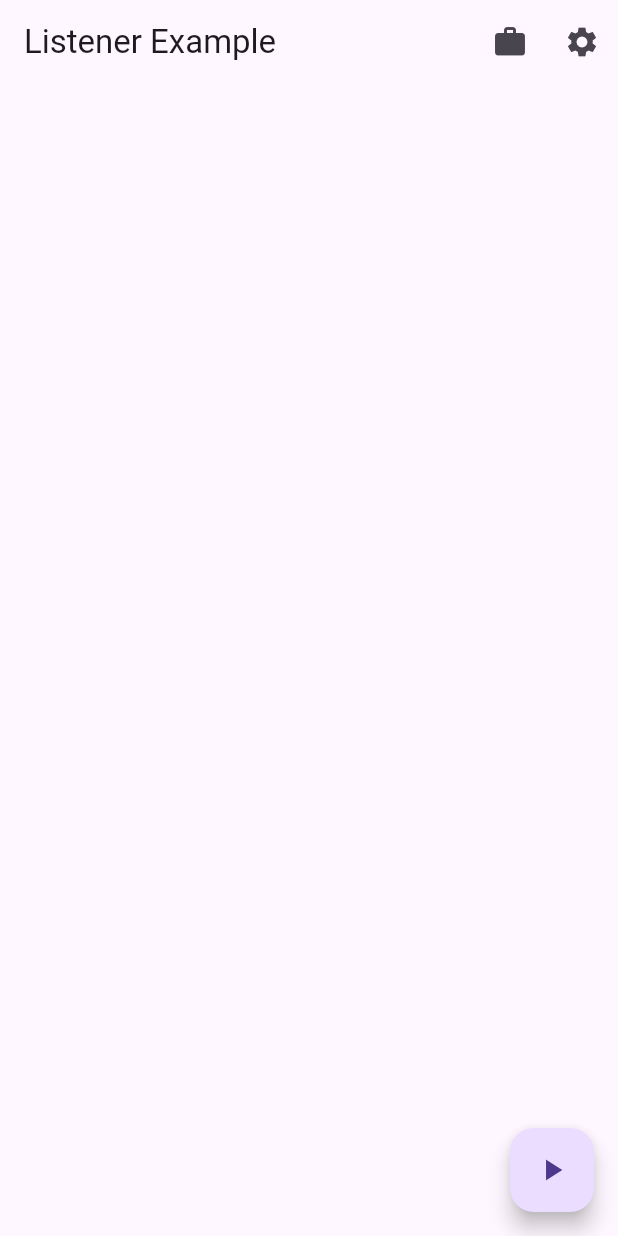
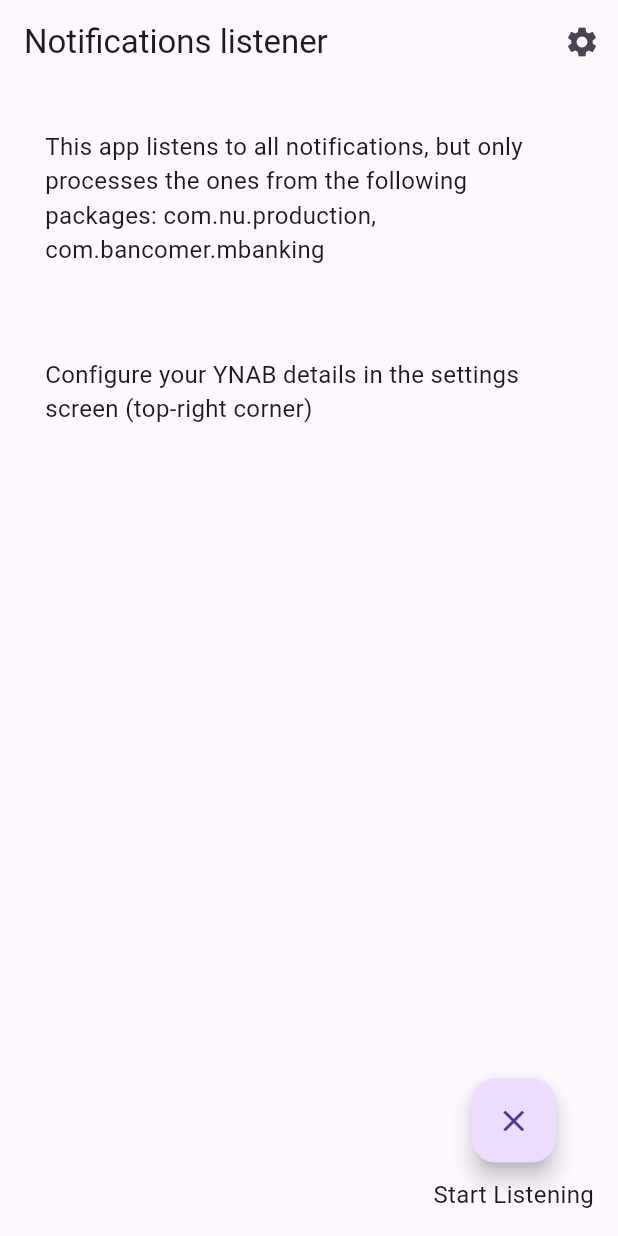
Before and after one commit to davidojedalopez/notifications_to_ynab, a Flutter app: the screen it shows after launch, on a phone screen of 412 x 824 dp. Run offline on Flutter 3.47's test engine with Material 3 defaults, Android fonts, the phone set to English and light mode, and no system bars; our stand-ins replace recase, shared_preferences, tuple; missing offline and left inert: flutter_notification_listener.

Commit message:
Many changes

```diff
--- a/lib/main.dart
+++ b/lib/main.dart
@@ -1,4 +1,3 @@
-import 'dart:io' as io;
 import 'dart:isolate';
 import 'dart:ui';
 import 'dart:convert';
@@ -14,10 +13,12 @@ import 'configuration_screen.dart';
 import 'globals.dart' as global;
 
 void main() {
-  runApp(MyApp());
+  runApp(const MyApp());
 }
 
 class MyApp extends StatefulWidget {
+  const MyApp({super.key});
+
   @override
   _MyAppState createState() => _MyAppState();
 }
@@ -56,6 +57,9 @@ class _NotificationsLogState extends State<NotificationsLog> {
   void initState() {
     initPlatformState();
     super.initState();
+    if (!started) {
+      startListening();
+    }
   }
 
   // we must use static method, to handle in background
@@ -91,34 +95,26 @@ class _NotificationsLogState extends State<NotificationsLog> {
   void onData(NotificationEvent event) async {
     bool shouldProcess = shouldProcessNotification(event);
 
-    final id = await insertNotification(event, shouldProcess);
-    print("INSERTED NOTIFICATION ID $id");
-
     if (shouldProcess) {
       _processableNotifications.add(event);
 
-      processNotification(event, id);
+      processNotification(event);
     }
 
     setState(() {
       _log.add(event);
     });
-
-    print("**************");
-    print(event.toString());
   }
 
   bool shouldProcessNotification(NotificationEvent event) =>
       _processablePackages.contains(event.packageName);
 
   void startListening() async {
-    print("start listening");
     setState(() {
       _loading = true;
     });
     var hasPermission = (await NotificationsListener.hasPermission) ?? false;
     if (!hasPermission) {
-      print("no permission, so open settings");
       NotificationsListener.openPermissionSettings();
       return;
     }
@@ -127,9 +123,7 @@ class _NotificationsLogState extends State<NotificationsLog> {
 
     if (!isRunning) {
       await NotificationsListener.startService(
-          foreground: true,
-          title: "Listener Running",
-          description: "Welcome to having me");
+          foreground: true, title: "Listener running", description: "Yei!");
     }
 
     setState(() {
@@ -157,12 +151,12 @@ class _NotificationsLogState extends State<NotificationsLog> {
   Widget build(BuildContext context) {
     return Scaffold(
       appBar: AppBar(
-        title: Text('Listener Example'),
+        title: Text('Notifications listener'),
         actions: <Widget>[
-          IconButton(
+          /* IconButton(
               onPressed: () {
                 /* Nu */
-                /* NotificationEvent mockNotification = newEvent({
+                NotificationEvent mockNotification = newEvent({
                   "title": 'Compra aprobada por \$155.00',
                   "text":
                       'Compraste en ALTURA PADEL CLUB con tu tarjeta por \$155.00',
@@ -176,10 +170,10 @@ class _NotificationsLogState extends State<NotificationsLog> {
                   "key": "0|com.google.android.as|123|null|10168",
                   "timestamp": 1715641845543,
                   "hasLargeIcon": false
-                }); */
+                });
 
                 /* BBVA */
-                NotificationEvent mockNotification = newEvent({
+                /* NotificationEvent mockNotification = newEvent({
                   "title": 'Compra en',
                   "text": 'COMPRA TDC EN JAPAC MU \$276.00 15 mayo 02:19h',
                   "package_name": "com.bancomer.mbanking",
@@ -192,22 +186,41 @@ class _NotificationsLogState extends State<NotificationsLog> {
                   "key": "0|com.google.android.as|123|null|10168",
                   "timestamp": 1715641845543,
                   "hasLargeIcon": false
-                });
+                }); */
 
                 onData(mockNotification);
               },
-              icon: const Icon(Icons.work)),
+              icon: const Icon(Icons.work)) ,*/
           IconButton(
             icon: const Icon(Icons.settings),
             onPressed: () {
-              Navigator.pushNamed(context,
-                  '/configuration'); // Navigate to the configuration screen when the settings icon is pressed
+              Navigator.pushNamed(context, '/configuration');
             },
           ),
         ],
       ),
       body: Column(
         children: [
+          Container(
+            margin: const EdgeInsets.all(30.0),
+            child: Text(
+              'This app listens to all notifications, but only processes the ones from the following packages: ${_processablePackages.join(", ")}',
+              style: TextStyle(fontSize: 16),
+              textAlign: TextAlign.left,
+            ),
+          ),
+          Column(
+            children: <Widget>[
+              Container(
+                margin: const EdgeInsets.all(30.0),
+                child: Text(
+                  'Configure your YNAB details in the settings screen (top-right corner)',
+                  style: TextStyle(fontSize: 16),
+                  textAlign: TextAlign.left,
+                ),
+              ),
+            ],
+          ),
           Expanded(
             child: Center(
               child: ListView.builder(
@@ -239,12 +252,22 @@ class _NotificationsLogState extends State<NotificationsLog> {
           )
         ],
       ),
-      floatingActionButton: FloatingActionButton(
-        onPressed: started ? stopListening : startListening,
-        tooltip: 'Start/Stop sensing',
-        child: _loading
-            ? Icon(Icons.close)
-            : (started ? Icon(Icons.stop) : Icon(Icons.play_arrow)),
+      floatingActionButton: Column(
+        mainAxisSize: MainAxisSize.min,
+        children: <Widget>[
+          FloatingActionButton(
+            onPressed: started ? stopListening : startListening,
+            tooltip: 'Start/Stop sensing',
+            child: _loading
+                ? Icon(Icons.close)
+                : (started ? Icon(Icons.stop) : Icon(Icons.play_arrow)),
+          ),
+          SizedBox(height: 10),
+          Text(
+            started && !_loading ? 'Stop Listening' : 'Start Listening',
+            style: TextStyle(fontSize: 16),
+          ),
+        ],
       ),
     );
   }
@@ -307,8 +330,7 @@ class _NotificationsLogState extends State<NotificationsLog> {
         jsonEncode(requestBody));
   }
 
-  Future<void> processNotification(
-      NotificationEvent event, int notificationId) async {
+  Future<void> processNotification(NotificationEvent event) async {
     final String? regexSource = global.packages.firstWhere((package) =>
         package['packageName'] == event.packageName)['chargeEventRegex'];
     final RegExp regex = RegExp(regexSource!, caseSensitive: false);
```
Also changed, not shown: lib/configuration_screen.dart (+49 -13 lines), 1 other file.
